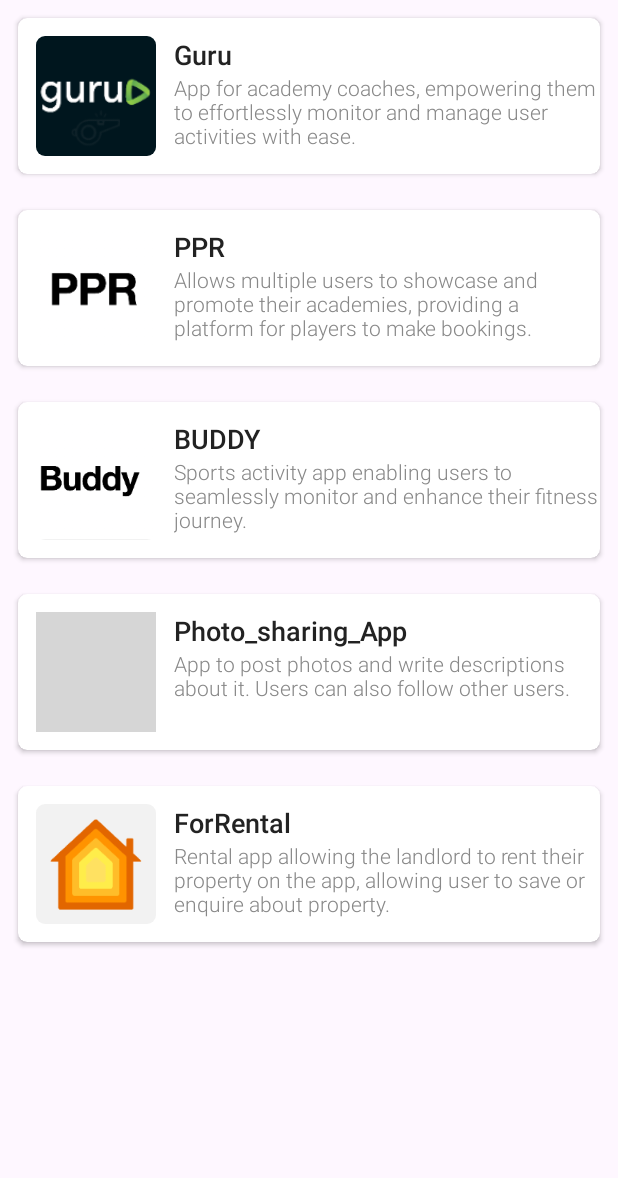
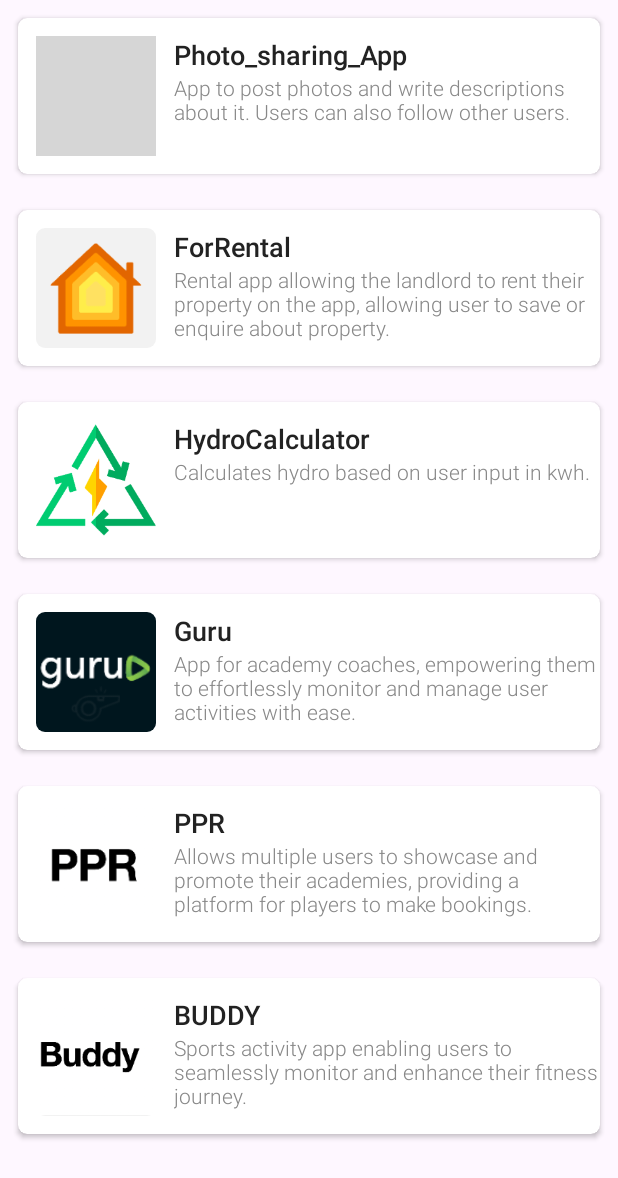
Before and after one commit to gaurav-afk/PortfolioApp, an Android app: the screen it shows after launch (MainActivity), on a phone screen of 412 x 824 dp. Shown: the top 1178 px of the screen. Run offline under Robolectric (Android 15) with nearby library versions, the phone set to English and light mode, and no system bars; grey boxes are pictures that could not be loaded.

Commit message:
hydro calc added

```diff
--- a/app/src/main/java/com/example/portfolioapp/MainActivity.java
+++ b/app/src/main/java/com/example/portfolioapp/MainActivity.java
@@ -15,11 +15,13 @@ public class MainActivity extends AppCompatActivity {
         RecyclerView list = findViewById(R.id.rv_project);
 
         Project[] projects = {
+                new Project("Photo_sharing_App", "App to post photos and write descriptions about it. Users can also follow other users.", R.drawable.photo_sharing_app),
+                new Project("ForRental", "Rental app allowing the landlord to rent their property on the app, allowing user to save or enquire about property.", R.drawable.forrental),
+                new Project("HydroCalculator", "Calculates hydro based on user input in kwh.", R.drawable.bolt),
                 new Project("Guru", "App for academy coaches, empowering them to effortlessly monitor and manage user activities with ease.", R.drawable.gurulogo),
                 new Project("PPR", "Allows multiple users to showcase and promote their academies, providing a platform for players to make bookings.", R.drawable.ppr),
                 new Project("BUDDY", "Sports activity app enabling users to seamlessly monitor and enhance their fitness journey.", R.drawable.buddy),
-                new Project("Photo_sharing_App", "App to post photos and write descriptions about it. Users can also follow other users.", R.drawable.photo_sharing_app),
-                new Project("ForRental", "Rental app allowing the landlord to rent their property on the app, allowing user to save or enquire about property.", R.drawable.forrental)
+
         };
 
 
```
Also changed, not shown: app/src/main/res/drawable-xxxhdpi/bolt.png (added), app/src/main/res/drawable-xxxhdpi/buddy_jpeg.webp (deleted).
